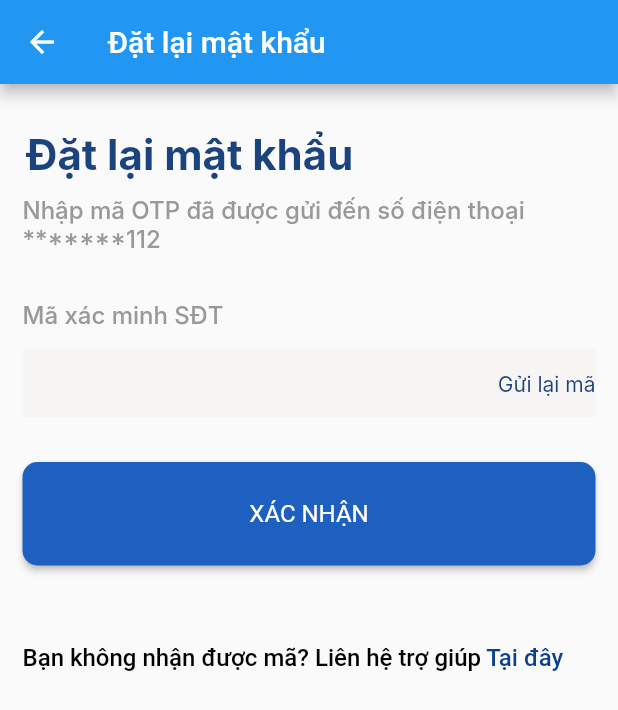
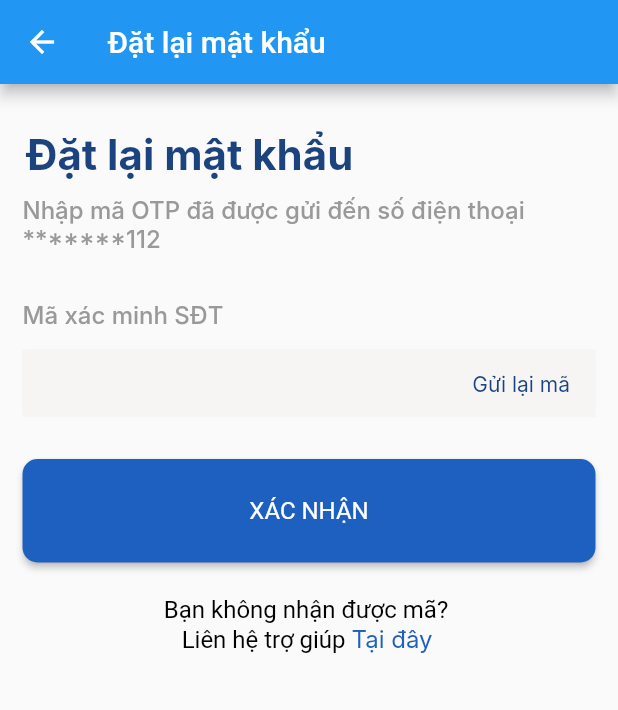
Before and after one commit to MrDao2810/project_finbox, a Flutter app: the PassPageOtp screen opened directly, on a phone screen of 412 x 824 dp. Shown: the top 710 px of the screen. Run offline on Flutter 3.47's test engine with Material 2 defaults, Android fonts, the phone set to English and light mode, and no system bars; Roboto replaces fonts that are missing (Inter).

Commit message:
Edit layout for reset_pass-page.dart and reset_pass_page_otp.dart

```diff
--- a/lib/reset_pass_page.dart
+++ b/lib/reset_pass_page.dart
@@ -45,7 +45,7 @@ class _MyHomePageState extends State<ResetPassPage> {
             crossAxisAlignment: CrossAxisAlignment.start,
             children: [
               Container(
-                padding: const EdgeInsets.only(left: 2, bottom: 10, right: 141),
+                padding: const EdgeInsets.only(left: 2, bottom: 10),
                 child: const Text(
                   'Đặt lại mật khẩu',
                   style: TextStyle(
@@ -79,7 +79,7 @@ class _MyHomePageState extends State<ResetPassPage> {
                 padding: const EdgeInsets.only(top: 32, bottom: 14),
                 child: RichText(
                   text: const TextSpan(
-                    text: 'SĐT ',
+                    text: 'SĐT',
                     style: TextStyle(
                       color: Color(0xff999999),
                       fontFamily: "Roboto",
@@ -102,7 +102,8 @@ class _MyHomePageState extends State<ResetPassPage> {
                       height: 45,
                       child: TextFormField(
                         onChanged: (text) {
-                          if (_formKey.currentState == null || !_formKey.currentState!.validate()) {
+                          if (_formKey.currentState == null ||
+                              !_formKey.currentState!.validate()) {
                             setState(() {
                               isValid = false;
                             });
@@ -148,13 +149,17 @@ class _MyHomePageState extends State<ResetPassPage> {
                         margin: const EdgeInsets.only(top: 30, bottom: 30),
                         width: double.infinity,
                         child: ElevatedButton(
-                          onPressed: isValid ? () {
-                            // you'd often call a server or save the information in a database.
-                            Navigator.push(
-                              context,
-                              MaterialPageRoute(builder: (context) => const PassPageOtp()),
-                            );
-                          } : null,
+                          onPressed: isValid
+                              ? () {
+                                  // you'd often call a server or save the information in a database.
+                                  Navigator.push(
+                                    context,
+                                    MaterialPageRoute(
+                                        builder: (context) =>
+                                            const PassPageOtp()),
+                                  );
+                                }
+                              : null,
                           style: ButtonStyle(
                               shape: MaterialStateProperty.all<
                                       RoundedRectangleBorder>(
--- a/lib/reset_pass_page_otp.dart
+++ b/lib/reset_pass_page_otp.dart
@@ -22,7 +22,7 @@ class _MyHomePageState extends State<PassPageOtp> {
             crossAxisAlignment: CrossAxisAlignment.start,
             children: [
               Container(
-                padding: const EdgeInsets.only(left: 2, bottom: 10, right: 141),
+                padding: const EdgeInsets.only(left: 2, bottom: 10),
                 child: const Text(
                   'Đặt lại mật khẩu',
                   style: TextStyle(
@@ -58,7 +58,7 @@ class _MyHomePageState extends State<PassPageOtp> {
                 ),
               ),
               Container(
-                color: Color(0xffF7F4F4),
+                color: const Color(0xffF7F4F4),
                 height: 45,
                 child: TextField(
                   textAlign: TextAlign.justify,
@@ -67,10 +67,12 @@ class _MyHomePageState extends State<PassPageOtp> {
                       borderSide:
                           BorderSide(width: 1, color: Color(0xffF7F4F4)),
                     ),
-                    suffixIcon: Row(
-                      mainAxisSize: MainAxisSize.min, // <-- important
-                      children: const [
-                        Text(
+                    suffixIcon:
+                        Row(mainAxisSize: MainAxisSize.min, // <-- important
+                            children: [
+                          Container(
+                            padding: const EdgeInsets.only(right: 17),
+                            child: const Text(
                               'Gửi lại mã',
                               style: TextStyle(
                                   fontFamily: 'Inter',
@@ -78,22 +80,20 @@ class _MyHomePageState extends State<PassPageOtp> {
                                   fontSize: 14,
                                   fontWeight: FontWeight.w400,
                                   color: Color(0xff1B447E)),
-                        ),
                               //const SizedBox(width: 12.65),
                               // second element
-                      ],
                             ),
+                          )
+                        ]),
                   ),
                 ),
               ),
               Align(
                 child: Container(
-                  padding: const EdgeInsets.only(bottom: 22),
-                  margin: const EdgeInsets.only(top: 30, bottom: 30),
+                  margin: const EdgeInsets.only(top: 28),
                   width: double.infinity,
                   child: ElevatedButton(
-                    onPressed: () {
-                    },
+                    onPressed: () {},
                     style: ButtonStyle(
                         shape:
                             MaterialStateProperty.all<RoundedRectangleBorder>(
@@ -110,25 +110,26 @@ class _MyHomePageState extends State<PassPageOtp> {
                 ),
               ),
               Container(
+                padding: const EdgeInsets.only(top: 22),
+                child: Center(
                   child: RichText(
                     text: const TextSpan(
-                    text: 'Bạn không nhận được mã?',
+                      text: 'Bạn không nhận được mã? \n   Liên hệ trợ giúp ',
                       style: TextStyle(
                         color: Color(0xff000000),
                         fontFamily: "Roboto",
                         fontSize: 16.0,
-                      fontWeight: FontWeight.w500,
+                        fontWeight: FontWeight.w400,
                       ),
                       children: <TextSpan>[
                         TextSpan(
-                          text: ' Liên hệ trợ giúp ',
-                          style: TextStyle(color: Color(0xff000000))),
-                      TextSpan(
                             text: 'Tại đây',
-                          style: TextStyle(color: Color(0xff0B408E))),
+                            style: TextStyle(
+                                color: Color(0xff1E60C0), fontFamily: "Inter")),
                       ],
                     ),
                   ),
+                )
               ),
             ],
           ),
```
Lines whose indentation alone changed are shown as unchanged.
